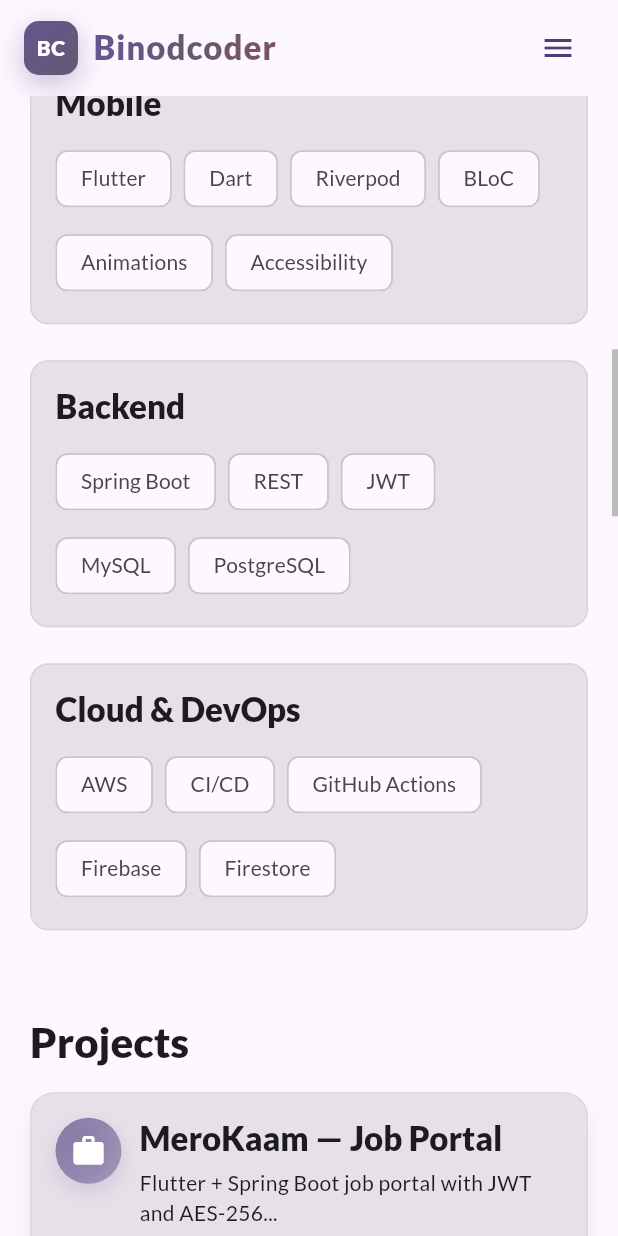
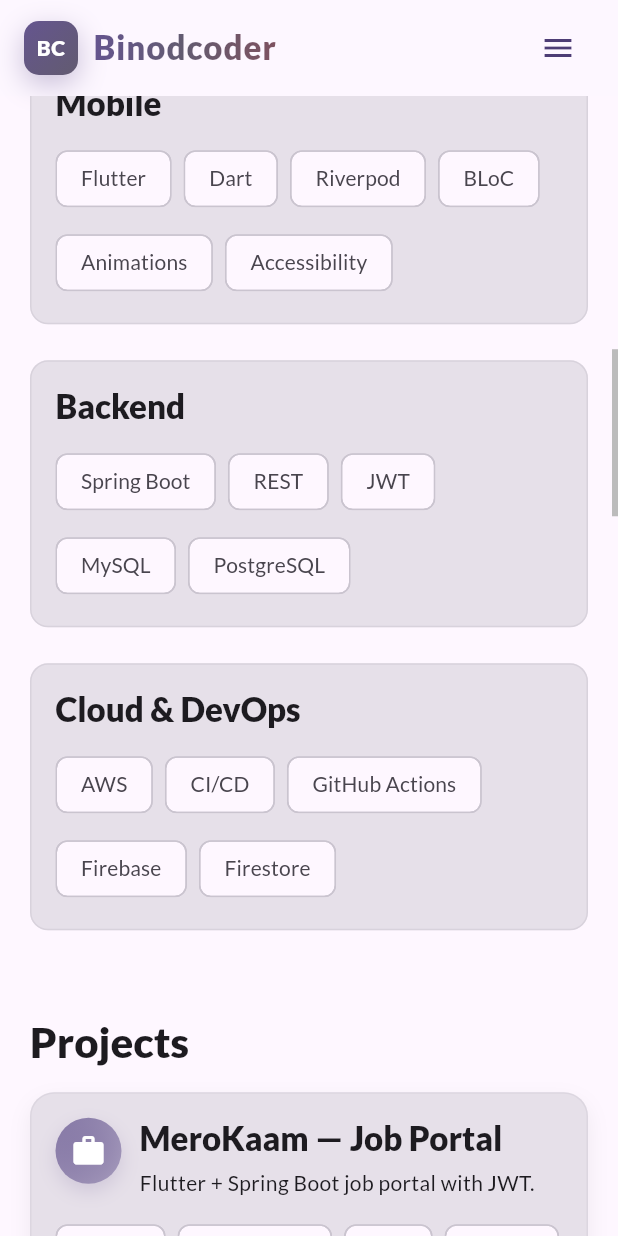
Before and after one commit to binodcoder/portfolio, a Flutter app: the screen it shows after launch, scrolled down 1152 dp, on a phone screen of 412 x 824 dp. Run offline on Flutter 3.47's test engine with Material 3 defaults, Android fonts, the light colour scheme and no system bars; our stand-ins replace flutter_riverpod, font_awesome_flutter, google_fonts, shared_preferences, transparent_image, youtube_player_flutter and 1 more.

Commit message:
some content changes

```diff
--- a/lib/features/home/data/projects.dart
+++ b/lib/features/home/data/projects.dart
@@ -3,8 +3,8 @@ import '../models/project.dart';
 const projects = <Project>[
   Project(
     title: 'MeroKaam — Job Portal',
-    description: 'Flutter + Spring Boot job portal with JWT and AES-256...',
-    tech: ['Flutter', 'Spring Boot', 'JWT', 'AES-256', 'MySQL'],
+    description: 'Flutter + Spring Boot job portal with JWT.',
+    tech: ['Flutter', 'Spring Boot', 'JWT', 'MySQL'],
     github: 'https://github.com/binodcoder',
     live: 'https://example.com/merokaam',
     // playStore:
@@ -22,10 +22,8 @@ const projects = <Project>[
         'A modern blog platform with markdown editor, offline caching, and dark mode. Supports draft publishing and image uploads.',
     tech: [
       'Flutter',
-      'Riverpod',
-      'Firebase Auth',
-      'Cloud Firestore',
-      'Markdown'
+      'BLoC',
+      'Firebase',
     ],
     github: 'https://github.com/binodcoder',
     live: 'https://example.com/blog-app',
@@ -34,21 +32,21 @@ const projects = <Project>[
     title: 'Tablet POS for Restaurant',
     description:
         'Tablet-first POS with table layout, KOT printing, split bills, and offline-first sync. Built for fast counter operations.',
-    tech: ['Flutter', 'SQLite', 'Bluetooth Printing', 'Riverpod', 'REST API'],
+    tech: ['Flutter', 'Provider', 'Network Printing', 'REST API'],
     github: 'https://github.com/binodcoder',
   ),
   Project(
     title: 'Dental Clinic App',
     description:
         'Patient management, appointment scheduling, treatment plans, and reminders. Includes charting UI and role-based access.',
-    tech: ['Flutter', 'Firebase', 'Cloud Functions', 'FCM', 'Stripe'],
+    tech: ['Flutter', 'Get', 'REST API'],
     github: 'https://github.com/binodcoder',
   ),
   Project(
     title: 'Accounts App for Hotel & Restaurant Owners',
     description:
         'Ledger, expense tracking, daily sales, GST/VAT reports, and exports to Excel/PDF. Multi-outlet support with role permissions.',
-    tech: ['Flutter', 'Hive', 'Riverpod', 'CSV/PDF Export', 'Charts'],
+    tech: ['Flutter', 'Get', 'Charts'],
     github: 'https://github.com/binodcoder',
   ),
 ];
```
